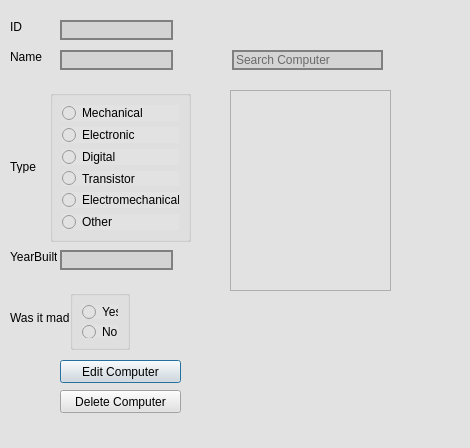
The window that GUI-verklegtVika3/editdeletecomputer.ui (streamerinn/Verklegt-1) describes before a commit, drawn with Qt 5.
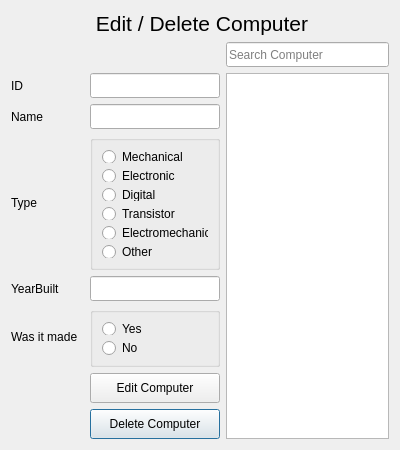
The same window after the commit.

```diff
--- a/GUI-verklegtVika3/editdeletecomputer.ui
+++ b/GUI-verklegtVika3/editdeletecomputer.ui
@@ -6,203 +6,237 @@
    <rect>
     <x>0</x>
     <y>0</y>
-    <width>470</width>
-    <height>448</height>
+    <width>400</width>
+    <height>450</height>
    </rect>
   </property>
+  <property name="sizePolicy">
+   <sizepolicy hsizetype="Fixed" vsizetype="Fixed">
+    <horstretch>0</horstretch>
+    <verstretch>0</verstretch>
+   </sizepolicy>
+  </property>
+  <property name="minimumSize">
+   <size>
+    <width>400</width>
+    <height>450</height>
+   </size>
+  </property>
+  <property name="maximumSize">
+   <size>
+    <width>400</width>
+    <height>461</height>
+   </size>
+  </property>
   <property name="windowTitle">
    <string>Dialog</string>
   </property>
   <property name="styleSheet">
-   <string notr="true">	background-color: rgb(226, 226, 226);
-</string>
+   <string notr="true"/>
   </property>
-  <widget class="QPushButton" name="editComputer">
-   <property name="geometry">
-    <rect>
-     <x>60</x>
-     <y>360</y>
-     <width>121</width>
-     <height>23</height>
-    </rect>
-   </property>
-   <property name="styleSheet">
-    <string notr="true">hover{
-background-color: rgb(212, 212, 212);
-	border: 2px solid gray;}</string>
-   </property>
+  <layout class="QGridLayout" name="gridLayout_3">
+   <item row="5" column="0">
+    <widget class="QLabel" name="label_3">
    <property name="text">
-    <string>Edit Computer</string>
-   </property>
-  </widget>
-  <widget class="QPushButton" name="Delete">
-   <property name="geometry">
-    <rect>
-     <x>60</x>
-     <y>390</y>
-     <width>121</width>
-     <height>23</height>
-    </rect>
-   </property>
+      <string>Type</string>
+     </property>
+    </widget>
+   </item>
+   <item row="7" column="0">
+    <widget class="QLabel" name="label_5">
    <property name="text">
-    <string>Delete Computer</string>
-   </property>
-  </widget>
-  <widget class="QLineEdit" name="txtYearBuilt">
-   <property name="geometry">
-    <rect>
-     <x>60</x>
-     <y>250</y>
-     <width>113</width>
-     <height>20</height>
-    </rect>
-   </property>
-   <property name="styleSheet">
-    <string notr="true">background-color: rgb(212, 212, 212);
-	border: 2px solid gray;</string>
-   </property>
-  </widget>
-  <widget class="QLineEdit" name="txtName">
-   <property name="geometry">
-    <rect>
-     <x>60</x>
-     <y>50</y>
-     <width>113</width>
-     <height>20</height>
-    </rect>
-   </property>
-   <property name="styleSheet">
-    <string notr="true">background-color: rgb(212, 212, 212);
-	border: 2px solid gray;</string>
-   </property>
-  </widget>
-  <widget class="QLineEdit" name="txtID">
-   <property name="geometry">
-    <rect>
-     <x>60</x>
-     <y>20</y>
-     <width>113</width>
-     <height>20</height>
-    </rect>
-   </property>
-   <property name="styleSheet">
-    <string notr="true">background-color: rgb(212, 212, 212);
-	border: 2px solid gray;</string>
-   </property>
-   <property name="readOnly">
-    <bool>true</bool>
-   </property>
-  </widget>
+      <string>Was it made</string>
+     </property>
+    </widget>
+   </item>
+   <item row="4" column="0">
+    <widget class="QLabel" name="label_2">
+     <property name="text">
+      <string>Name</string>
+     </property>
+    </widget>
+   </item>
+   <item row="2" column="3">
   <widget class="QLineEdit" name="searchComputer">
-   <property name="geometry">
-    <rect>
-     <x>232</x>
-     <y>50</y>
-     <width>151</width>
-     <height>20</height>
-    </rect>
+     <property name="minimumSize">
+      <size>
+       <width>0</width>
+       <height>25</height>
+      </size>
+     </property>
+     <property name="maximumSize">
+      <size>
+       <width>16777215</width>
+       <height>25</height>
+      </size>
    </property>
    <property name="styleSheet">
-    <string notr="true">background-color: rgb(212, 212, 212);
-	border: 2px solid gray;</string>
+      <string notr="true"/>
    </property>
    <property name="placeholderText">
     <string>Search Computer</string>
    </property>
   </widget>
-  <widget class="QLabel" name="label">
-   <property name="geometry">
-    <rect>
-     <x>10</x>
-     <y>20</y>
-     <width>47</width>
-     <height>13</height>
-    </rect>
-   </property>
-   <property name="text">
-    <string>ID</string>
-   </property>
-  </widget>
-  <widget class="QLabel" name="label_2">
-   <property name="geometry">
-    <rect>
-     <x>10</x>
-     <y>50</y>
-     <width>47</width>
-     <height>13</height>
-    </rect>
-   </property>
-   <property name="text">
-    <string>Name</string>
-   </property>
-  </widget>
-  <widget class="QLabel" name="label_3">
-   <property name="geometry">
-    <rect>
-     <x>10</x>
-     <y>160</y>
-     <width>47</width>
-     <height>13</height>
-    </rect>
-   </property>
-   <property name="text">
-    <string>Type</string>
-   </property>
-  </widget>
+   </item>
+   <item row="6" column="0">
   <widget class="QLabel" name="label_4">
-   <property name="geometry">
-    <rect>
-     <x>10</x>
-     <y>250</y>
-     <width>47</width>
-     <height>13</height>
-    </rect>
-   </property>
    <property name="text">
     <string>YearBuilt</string>
    </property>
   </widget>
-  <widget class="QLabel" name="label_5">
-   <property name="geometry">
-    <rect>
-     <x>10</x>
-     <y>310</y>
-     <width>61</width>
-     <height>16</height>
-    </rect>
-   </property>
+   </item>
+   <item row="6" column="2">
+    <widget class="QLineEdit" name="txtYearBuilt">
+     <property name="minimumSize">
+      <size>
+       <width>130</width>
+       <height>25</height>
+      </size>
+     </property>
+     <property name="maximumSize">
+      <size>
+       <width>130</width>
+       <height>25</height>
+      </size>
+     </property>
+     <property name="styleSheet">
+      <string notr="true"/>
+     </property>
+    </widget>
+   </item>
+   <item row="4" column="2">
+    <widget class="QLineEdit" name="txtName">
+     <property name="minimumSize">
+      <size>
+       <width>130</width>
+       <height>25</height>
+      </size>
+     </property>
+     <property name="maximumSize">
+      <size>
+       <width>130</width>
+       <height>25</height>
+      </size>
+     </property>
+     <property name="styleSheet">
+      <string notr="true"/>
+     </property>
+    </widget>
+   </item>
+   <item row="9" column="2">
+    <widget class="QPushButton" name="Delete">
+     <property name="minimumSize">
+      <size>
+       <width>130</width>
+       <height>30</height>
+      </size>
+     </property>
+     <property name="maximumSize">
+      <size>
+       <width>130</width>
+       <height>30</height>
+      </size>
+     </property>
    <property name="text">
-    <string>Was it made</string>
-   </property>
-  </widget>
-  <widget class="QTableWidget" name="Names">
-   <property name="geometry">
-    <rect>
-     <x>230</x>
-     <y>90</y>
-     <width>161</width>
-     <height>201</height>
-    </rect>
-   </property>
-   <property name="editTriggers">
-    <set>QAbstractItemView::NoEditTriggers</set>
-   </property>
-   <property name="columnCount">
-    <number>1</number>
-   </property>
-   <attribute name="horizontalHeaderVisible">
-    <bool>false</bool>
-   </attribute>
-   <column/>
-  </widget>
+      <string>Delete Computer</string>
+     </property>
+    </widget>
+   </item>
+   <item row="0" column="0" colspan="4">
+    <widget class="QLabel" name="label_header">
+     <property name="sizePolicy">
+      <sizepolicy hsizetype="Fixed" vsizetype="Fixed">
+       <horstretch>0</horstretch>
+       <verstretch>0</verstretch>
+      </sizepolicy>
+     </property>
+     <property name="minimumSize">
+      <size>
+       <width>382</width>
+       <height>25</height>
+      </size>
+     </property>
+     <property name="maximumSize">
+      <size>
+       <width>382</width>
+       <height>25</height>
+      </size>
+     </property>
+     <property name="text">
+      <string>&lt;html&gt;&lt;head/&gt;&lt;body&gt;&lt;p align=&quot;center&quot;&gt;&lt;span style=&quot; font-size:16pt;&quot;&gt;Edit / Delete Computer&lt;/span&gt;&lt;/p&gt;&lt;/body&gt;&lt;/html&gt;</string>
+     </property>
+    </widget>
+   </item>
+   <item row="8" column="2">
+    <widget class="QPushButton" name="editComputer">
+     <property name="minimumSize">
+      <size>
+       <width>130</width>
+       <height>30</height>
+      </size>
+     </property>
+     <property name="maximumSize">
+      <size>
+       <width>130</width>
+       <height>30</height>
+      </size>
+     </property>
+     <property name="styleSheet">
+      <string notr="true"/>
+     </property>
+     <property name="text">
+      <string>Edit Computer</string>
+     </property>
+    </widget>
+   </item>
+   <item row="7" column="2">
+    <widget class="QGroupBox" name="groupBox_2">
+     <property name="minimumSize">
+      <size>
+       <width>130</width>
+       <height>0</height>
+      </size>
+     </property>
+     <property name="maximumSize">
+      <size>
+       <width>130</width>
+       <height>60</height>
+      </size>
+     </property>
+     <property name="title">
+      <string/>
+     </property>
+     <layout class="QGridLayout" name="gridLayout_2">
+      <item row="2" column="0">
+       <widget class="QRadioButton" name="No">
+        <property name="text">
+         <string>No</string>
+        </property>
+       </widget>
+      </item>
+      <item row="1" column="0">
+       <widget class="QRadioButton" name="Yes">
+        <property name="text">
+         <string>Yes</string>
+        </property>
+       </widget>
+      </item>
+     </layout>
+    </widget>
+   </item>
+   <item row="5" column="2">
   <widget class="QGroupBox" name="groupBox">
-   <property name="geometry">
-    <rect>
-     <x>50</x>
-     <y>90</y>
-     <width>141</width>
-     <height>152</height>
-    </rect>
+     <property name="minimumSize">
+      <size>
+       <width>130</width>
+       <height>0</height>
+      </size>
+     </property>
+     <property name="maximumSize">
+      <size>
+       <width>130</width>
+       <height>150</height>
+      </size>
    </property>
    <property name="title">
     <string/>
@@ -252,35 +286,51 @@
     </item>
    </layout>
   </widget>
-  <widget class="QGroupBox" name="groupBox_2">
-   <property name="geometry">
-    <rect>
-     <x>70</x>
-     <y>290</y>
-     <width>60</width>
-     <height>60</height>
-    </rect>
-   </property>
-   <property name="title">
-    <string/>
-   </property>
-   <layout class="QGridLayout" name="gridLayout_2">
-    <item row="0" column="0">
-     <widget class="QRadioButton" name="Yes">
-      <property name="text">
-       <string>Yes</string>
-      </property>
-     </widget>
-    </item>
-    <item row="1" column="0">
-     <widget class="QRadioButton" name="No">
+   </item>
+   <item row="3" column="2">
+    <widget class="QLineEdit" name="txtID">
+     <property name="minimumSize">
+      <size>
+       <width>130</width>
+       <height>25</height>
+      </size>
+     </property>
+     <property name="maximumSize">
+      <size>
+       <width>130</width>
+       <height>25</height>
+      </size>
+     </property>
+     <property name="styleSheet">
+      <string notr="true"/>
+     </property>
+     <property name="readOnly">
+      <bool>true</bool>
+     </property>
+    </widget>
+   </item>
+   <item row="3" column="3" rowspan="7">
+    <widget class="QTableWidget" name="Names">
+     <property name="editTriggers">
+      <set>QAbstractItemView::NoEditTriggers</set>
+     </property>
+     <property name="columnCount">
+      <number>1</number>
+     </property>
+     <attribute name="horizontalHeaderVisible">
+      <bool>false</bool>
+     </attribute>
+     <column/>
+    </widget>
+   </item>
+   <item row="3" column="0">
+    <widget class="QLabel" name="label">
       <property name="text">
-       <string>No</string>
+      <string>ID</string>
       </property>
      </widget>
     </item>
    </layout>
-  </widget>
  </widget>
  <resources/>
  <connections/>
```
Left out of the diff: 20 changed lines with no effect on the pictures. Lines whose indentation alone changed are shown as unchanged.
